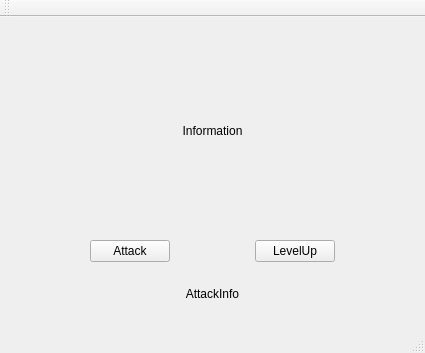
This is stage_1/Pokemon/mainwindow.ui in Anjiansan/Pokemon as Qt 5 draws it before an edit. The edited form follows.
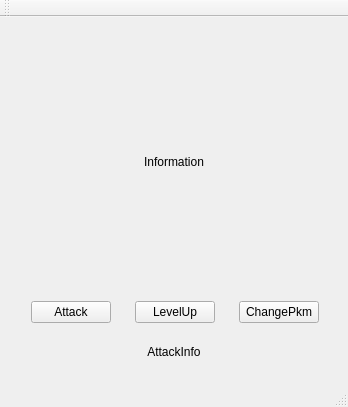
This is the edited form.

The edit to the form file:
```diff
--- a/stage_1/Pokemon/mainwindow.ui
+++ b/stage_1/Pokemon/mainwindow.ui
@@ -6,8 +6,8 @@
    <rect>
     <x>0</x>
     <y>0</y>
-    <width>425</width>
-    <height>353</height>
+    <width>348</width>
+    <height>407</height>
    </rect>
   </property>
   <property name="windowTitle">
@@ -17,7 +17,7 @@
    <property name="layoutDirection">
     <enum>Qt::RightToLeft</enum>
    </property>
-   <layout class="QVBoxLayout" name="verticalLayout" stretch="4,1,1">
+   <layout class="QVBoxLayout" name="verticalLayout" stretch="6,1,1">
     <item>
      <widget class="QLabel" name="InfoLabel">
       <property name="text">
@@ -30,6 +30,19 @@
     </item>
     <item>
      <layout class="QHBoxLayout" name="horizontalLayout">
+      <item>
+       <widget class="QPushButton" name="BtnChange">
+        <property name="sizePolicy">
+         <sizepolicy hsizetype="Fixed" vsizetype="Fixed">
+          <horstretch>0</horstretch>
+          <verstretch>0</verstretch>
+         </sizepolicy>
+        </property>
+        <property name="text">
+         <string>ChangePkm</string>
+        </property>
+       </widget>
+      </item>
       <item>
        <widget class="QPushButton" name="LevelUpBtn">
         <property name="sizePolicy">
```
Left out of the diff: 2 changed lines with no effect on the pictures.
